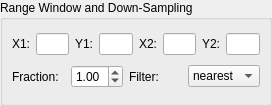
First picture: the form in lavuelib/ui/RangeWindowGroupBox.ui, repository syncope/lavue, before the edit.
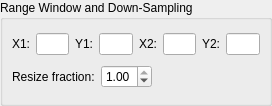
Second picture: the form after the edit.

Patch:
```diff
--- a/lavuelib/ui/RangeWindowGroupBox.ui
+++ b/lavuelib/ui/RangeWindowGroupBox.ui
@@ -115,7 +115,7 @@
            <string>&lt;html&gt;&lt;head/&gt;&lt;body&gt;&lt;p&gt;resampling fraction&lt;/p&gt;&lt;/body&gt;&lt;/html&gt;</string>
           </property>
           <property name="text">
-           <string>Fraction:</string>
+           <string>Resize fraction:</string>
           </property>
           <property name="buddy">
            <cstring>fractionDoubleSpinBox</cstring>
@@ -128,7 +128,7 @@
            <double>0.010000000000000</double>
           </property>
           <property name="maximum">
-           <double>9.000000000000000</double>
+           <double>1.000000000000000</double>
           </property>
           <property name="singleStep">
            <double>0.100000000000000</double>
@@ -139,38 +139,17 @@
          </widget>
         </item>
         <item>
-         <widget class="QLabel" name="filterLabel">
-          <property name="toolTip">
-           <string>&lt;html&gt;&lt;head/&gt;&lt;body&gt;&lt;p&gt;resampling filter&lt;/p&gt;&lt;/body&gt;&lt;/html&gt;</string>
+         <spacer name="horizontalSpacer">
+          <property name="orientation">
+           <enum>Qt::Horizontal</enum>
           </property>
-          <property name="text">
-           <string>Filter:</string>
+          <property name="sizeHint" stdset="0">
+           <size>
+            <width>40</width>
+            <height>20</height>
+           </size>
           </property>
-         </widget>
-        </item>
-        <item>
-         <widget class="QComboBox" name="filterComboBox">
-          <item>
-           <property name="text">
-            <string>nearest</string>
-           </property>
-          </item>
-          <item>
-           <property name="text">
-            <string>bilinear</string>
-           </property>
-          </item>
-          <item>
-           <property name="text">
-            <string>bicubic</string>
-           </property>
-          </item>
-          <item>
-           <property name="text">
-            <string>lanczos</string>
-           </property>
-          </item>
-         </widget>
+         </spacer>
         </item>
        </layout>
       </item>
```
